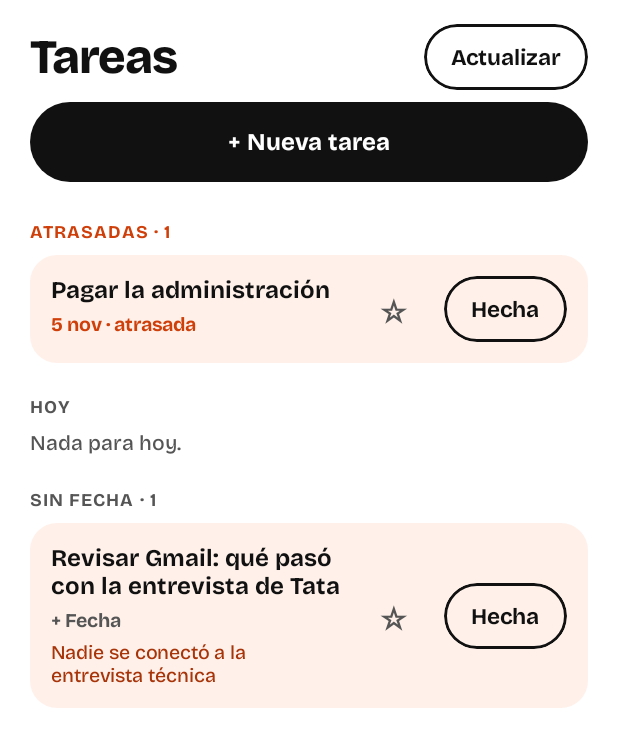
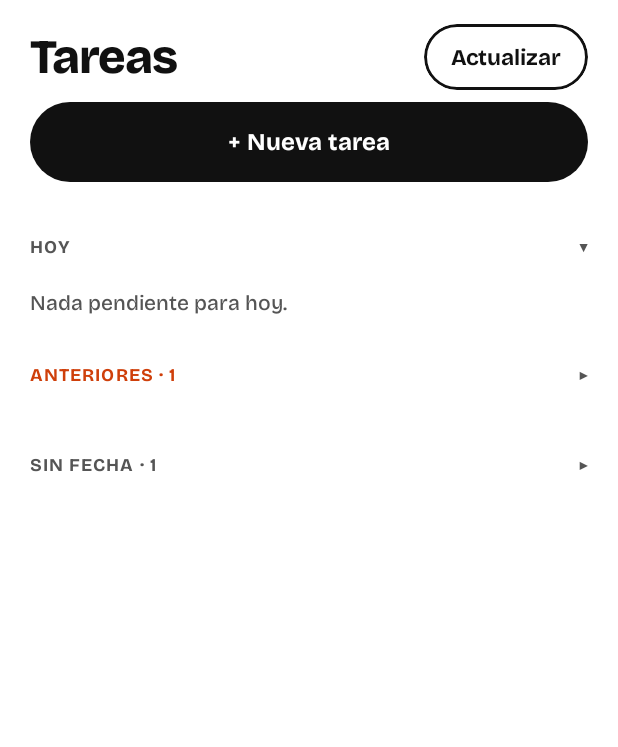
Before and after one commit to Eskalab/ktpj-android, an Android app built with Jetpack Compose: the @Preview function TasksPreview, on a phone screen of 412 x 824 dp. Shown: the top 747 px of the screen. Run offline under Robolectric (Android 15) with nearby library versions, the phone set to English and light mode, and no system bars.

Commit message:
Tasks tab as an accordion #KD-61
Hoy open (starred first), Anteriores closed, Terminadas hoy open and
struck through, Próximos días closed, Sin fecha closed.

```diff
--- a/app/src/main/java/co/eskala/bktpj_notification/ui/tasks/TasksScreen.kt
+++ b/app/src/main/java/co/eskala/bktpj_notification/ui/tasks/TasksScreen.kt
@@ -28,14 +28,20 @@ import co.eskala.bktpj_notification.ui.components.isToday
 import androidx.compose.runtime.getValue
 import androidx.compose.runtime.mutableStateOf
 import androidx.compose.runtime.remember
+import androidx.compose.runtime.saveable.rememberSaveable
+import androidx.compose.foundation.clickable
+import androidx.compose.ui.draw.clip
+import androidx.compose.ui.semantics.Role
+import androidx.compose.ui.semantics.stateDescription
+import co.eskala.bktpj_notification.ui.theme.KtpjShapes
 import androidx.compose.runtime.setValue
 import co.eskala.bktpj_notification.ui.theme.KtpjDimens
 import co.eskala.bktpj_notification.ui.theme.KtpjTheme
 import co.eskala.bktpj_notification.ui.theme.ThemeMode
 
 /**
- * Tareas por fecha: Atrasadas · Hoy · Próximas · Sin fecha, y abajo las terminadas hoy, tachadas.
- * Tocar la fecha de una tarea abre el calendario.
+ * Tareas en acordeón: Hoy (abierto, ★ primero) · Anteriores (cerrado) · Terminadas hoy (abierto, tachadas)
+ * · Próximos días (cerrado) · Sin fecha (cerrado). Tocar el título abre/cierra; tocar la fecha abre el calendario.
  */
 @Composable
 fun TasksScreen(
@@ -55,10 +61,16 @@ fun TasksScreen(
     val t = KtpjTheme.type
     var editingDate by remember { mutableStateOf<SpurTask?>(null) }
 
-    val overdue = tasks.filter { it.due != null && isOverdue(it.due) }
-    val today = tasks.filter { it.due != null && isToday(it.due) }
+    val overdue = tasks.filter { it.due != null && isOverdue(it.due) }.sortedBy { it.due }
+    val today = tasks.filter { it.due != null && isToday(it.due) }.sortedByDescending { it.priority }
     val upcoming = tasks.filter { it.due != null && !isOverdue(it.due) && !isToday(it.due) }.sortedBy { it.due }
     val noDate = tasks.filter { it.due == null }
+    // Qué secciones están abiertas (se recuerda al girar o volver a la pestaña).
+    var openToday by rememberSaveable { mutableStateOf(true) }
+    var openOverdue by rememberSaveable { mutableStateOf(false) }
+    var openDone by rememberSaveable { mutableStateOf(true) }
+    var openUpcoming by rememberSaveable { mutableStateOf(false) }
+    var openNoDate by rememberSaveable { mutableStateOf(false) }
 
     LazyColumn(
         modifier.fillMaxSize().background(c.bg),
@@ -82,16 +94,33 @@ fun TasksScreen(
             }
         }
 
-        fun section(title: String, list: List<SpurTask>, emptyText: String? = null) {
+        fun header(title: String, count: Int, open: Boolean, accent: Boolean = false, onToggle: () -> Unit) {
+            item(key = "h:$title") {
+                Row(
+                    Modifier
+                        .fillMaxWidth()
+                        .padding(top = 10.dp)
+                        .clip(KtpjShapes.row)
+                        .clickable(role = Role.Button, onClickLabel = if (open) "Cerrar" else "Abrir", onClick = onToggle)
+                        .semantics { heading(); stateDescription = if (open) "Abierta" else "Cerrada" }
+                        .padding(vertical = 10.dp),
+                    verticalAlignment = Alignment.CenterVertically,
+                ) {
+                    Text(
+                        if (count == 0) title else "$title · $count",
+                        style = t.overline,
+                        color = if (accent && count > 0) c.accent else c.muted,
+                        modifier = Modifier.weight(1f),
+                    )
+                    Text(if (open) "▾" else "▸", style = t.rowTitle, color = c.muted)
+                }
+            }
+        }
+
+        fun section(title: String, list: List<SpurTask>, open: Boolean, onToggle: () -> Unit, accent: Boolean = false, emptyText: String? = null) {
             if (list.isEmpty() && emptyText == null) return
-            item(key = "h:$title") {
-                Text(
-                    if (list.isEmpty()) title else "$title · ${list.size}",
-                    style = t.overline,
-                    color = if (title == "ATRASADAS") c.accent else c.muted,
-                    modifier = Modifier.padding(top = 14.dp),
-                )
-            }
+            header(title, list.size, open, accent, onToggle)
+            if (!open) return
             if (list.isEmpty()) {
                 item(key = "e:$title") { Text(emptyText!!, style = t.secondary, color = c.muted) }
             }
@@ -107,17 +136,15 @@ fun TasksScreen(
             }
         }
 
-        section("ATRASADAS", overdue)
-        section("HOY", today, emptyText = if (tasks.isNotEmpty()) "Nada para hoy." else null)
-        section("PRÓXIMAS", upcoming)
-        section("SIN FECHA", noDate)
-
+        section("HOY", today, openToday, { openToday = !openToday },
+            emptyText = if (tasks.isNotEmpty() || doneToday.isNotEmpty()) "Nada pendiente para hoy." else null)
+        section("ANTERIORES", overdue, openOverdue, { openOverdue = !openOverdue }, accent = true)
         if (doneToday.isNotEmpty()) {
-            item(key = "h:done") {
-                Text("TERMINADAS HOY · ${doneToday.size}", style = t.overline, color = c.muted, modifier = Modifier.padding(top = 18.dp))
-            }
-            items(doneToday, key = { "done:" + it.id }) { DoneTaskRow(it) }
+            header("TERMINADAS HOY", doneToday.size, openDone) { openDone = !openDone }
+            if (openDone) items(doneToday, key = { "done:" + it.id }) { DoneTaskRow(it) }
         }
+        section("PRÓXIMOS DÍAS", upcoming, openUpcoming, { openUpcoming = !openUpcoming })
+        section("SIN FECHA", noDate, openNoDate, { openNoDate = !openNoDate })
     }
 
     editingDate?.let { task ->
```
